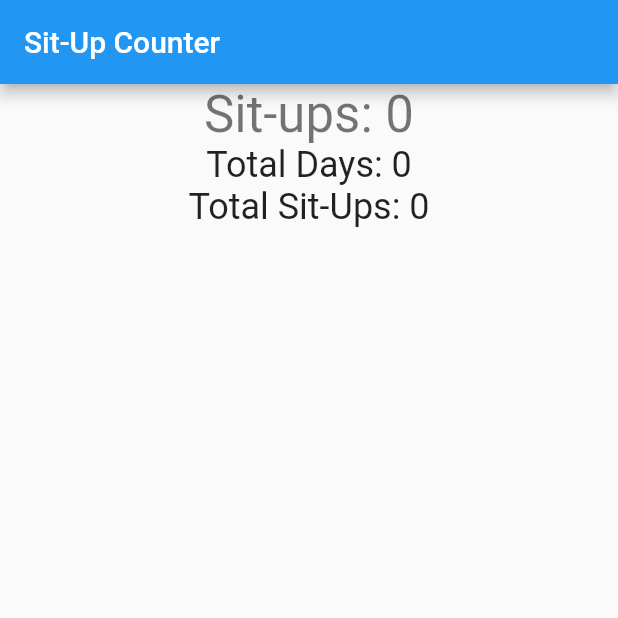
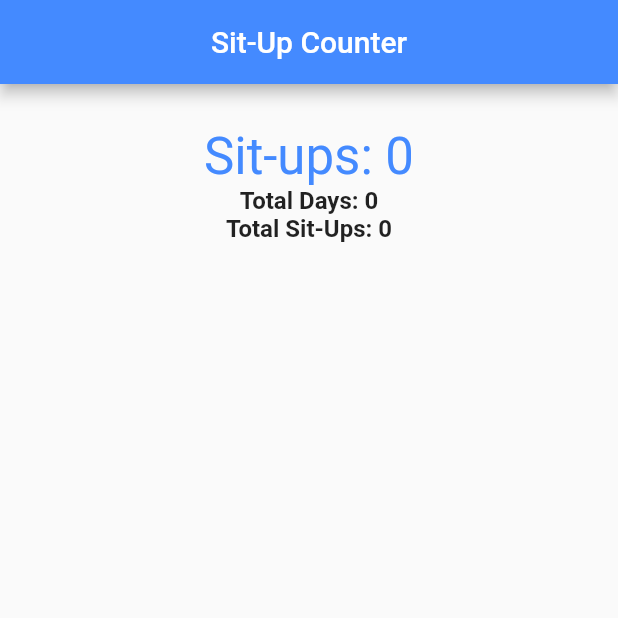
Before and after one commit to theMistletoe/only-one-sit-up, a Flutter app: the screen it shows after launch, on a phone screen of 412 x 824 dp, the top half of it. Run offline on Flutter 3.47's test engine with Material 2 defaults, Android fonts, the phone set to English and light mode, and no system bars; our stand-ins replace confetti, sensors_plus, sqflite, vibration; accounts and stored records are empty.

Commit message:
set design

```diff
--- a/lib/main.dart
+++ b/lib/main.dart
@@ -130,15 +130,25 @@ class _MyHomePageState extends State<MyHomePage> {
   }
 
   Widget sitUpLogWidget() {
-    return ListView.builder(
+    return ListView.separated(
       shrinkWrap: true,
       itemCount: _sitUpLog.keys.length,
+      separatorBuilder: (context, index) => Divider(
+          color: Colors.grey[
+              300]), // Adds a divider between list items for better readability
       itemBuilder: (BuildContext ctx, int index) {
-        // Renamed context to ctx to avoid shadowing
         String date = _sitUpLog.keys.elementAt(index);
         return ListTile(
-          title: Text(date),
-          trailing: Text('${_sitUpLog[date]} sit-ups'),
+          contentPadding: const EdgeInsets.symmetric(
+              horizontal: 16.0, vertical: 8.0), // Padding inside each list tile
+          title: Text(date,
+              style: const TextStyle(
+                  fontWeight: FontWeight.w500)), // Bolder text for the date
+          trailing: Text(
+            '${_sitUpLog[date]} sit-ups',
+            style: const TextStyle(
+                color: Colors.blueAccent), // Accent color for the sit-up count
+          ),
         );
       },
     );
@@ -146,56 +156,75 @@ class _MyHomePageState extends State<MyHomePage> {
 
   @override
   Widget build(BuildContext context) {
-    return Scaffold(
+    // Added ThemeData for consistent styling throughout the app
+    return MaterialApp(
+      home: Scaffold(
         appBar: AppBar(
           title: Text(widget.title),
-        elevation: 4,
+          // Gives a bit of shadow to the AppBar for a subtle depth effect
+          elevation: 4.0,
+          centerTitle: true, // Centers the title on the AppBar
+          backgroundColor:
+              Colors.blueAccent, // A more vibrant color for the AppBar
         ),
-      body: Stack(
-        children: [
-          Center(
+        body: Padding(
+          padding: const EdgeInsets.all(
+              8.0), // Padding around the body content for better spacing
           child: Column(
-              mainAxisAlignment: MainAxisAlignment.center,
+            mainAxisAlignment: MainAxisAlignment.start,
             children: <Widget>[
-                Text(
-                  'Sit-ups: $_sitUpCount',
-                  style: Theme.of(context).textTheme.headlineMedium,
-                ),
-                Text(
-                  'Total Days: ${getTotalDays()}',
-                  style: Theme.of(context).textTheme.headlineSmall,
-                ),
-                Text(
-                  'Total Sit-Ups: ${getTotalSitUps()}',
-                  style: Theme.of(context).textTheme.headlineSmall,
-                ),
-                const SizedBox(height: 20),
-                if (_sitUpCount >= 1)
-                  const Text(
-                    'Well done!',
-                    style: TextStyle(
-                      fontSize: 36,
-                      fontWeight: FontWeight.bold,
-                      color: Colors.green,
-                    ),
-                  ),
-                if (_sitUpCount >= 1) const SizedBox(height: 20),
-                Expanded(child: sitUpLogWidget()),
-              ],
-            ),
-          ),
               Align(
                 alignment: Alignment.topCenter,
                 child: ConfettiWidget(
                   confettiController: _confettiController,
-              blastDirection: pi / 2,
+                  blastDirection:
+                      pi / 2, // pi/2 radians is 90 degrees, pointing downwards
                   maxBlastForce: 5,
                   minBlastForce: 2,
                   numberOfParticles: 50,
                   gravity: 1,
                 ),
               ),
+              const SizedBox(
+                  height: 20), // Spacing at the top for breathing room
+              Text(
+                'Sit-ups: $_sitUpCount',
+                style: Theme.of(context).textTheme.headlineMedium?.copyWith(
+                    color: Colors
+                        .blueAccent), // Larger text with accent color for the count
+              ),
+              Text(
+                'Total Days: ${getTotalDays()}',
+                style: Theme.of(context).textTheme.titleMedium?.copyWith(
+                    fontWeight: FontWeight
+                        .w600), // Subtle and less bold for secondary info
+              ),
+              Text(
+                'Total Sit-Ups: ${getTotalSitUps()}',
+                style: Theme.of(context).textTheme.titleMedium?.copyWith(
+                    fontWeight: FontWeight
+                        .w600), // Consistent styling with the above text
+              ),
+              const SizedBox(height: 20), // More spacing for a cleaner look
+              if (_sitUpCount > 0)
+                const Padding(
+                  padding: EdgeInsets.symmetric(
+                      vertical: 8.0), // Padding around the "Well done!" text
+                  child: Text(
+                    'Well done!',
+                    style: TextStyle(
+                      fontSize: 24,
+                      fontWeight: FontWeight.bold,
+                      color: Colors.green,
+                    ),
+                  ),
+                ),
+              Expanded(
+                child: sitUpLogWidget(), // The list of sit-up counts per day
+              ),
             ],
+          ),
+        ),
       ),
     );
   }
```
Lines whose indentation alone changed are shown as unchanged.
